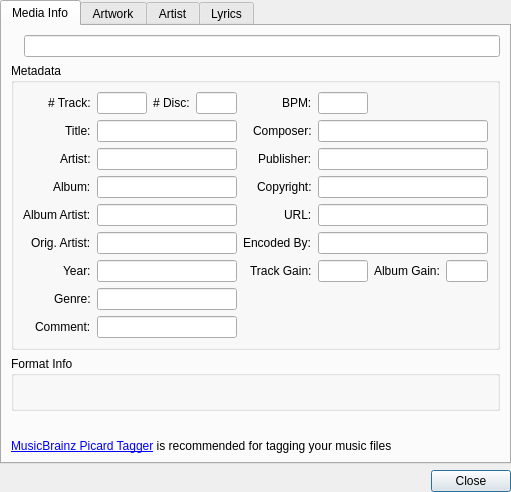
The window that libs/mediainfowindow/MediaInfoWindow.ui (tkrotoff/QuarkPlayer) describes before a commit, drawn with Qt 5.
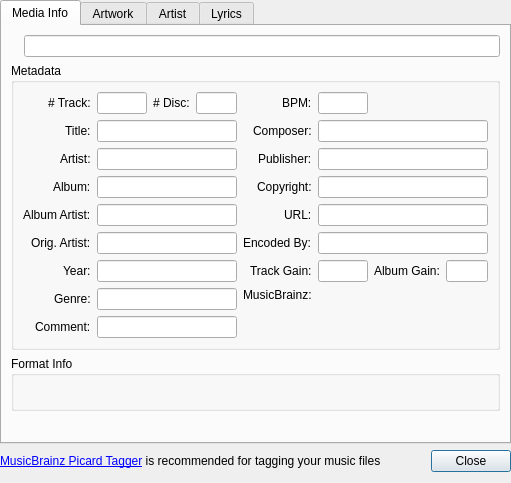
The same window after the commit. Custom widgets are drawn as their Qt base class.

Commit message: FileBrowserTreeView: doubleClicked opens the directory instead of adding it to the current playlist MediaInfoFetcher: add MusicBrainz tags support

Patch:
```diff
--- a/libs/mediainfowindow/MediaInfoWindow.ui
+++ b/libs/mediainfowindow/MediaInfoWindow.ui
@@ -6,17 +6,23 @@
     <x>0</x>
     <y>0</y>
     <width>511</width>
-    <height>476</height>
+    <height>459</height>
    </rect>
   </property>
   <property name="windowTitle" >
    <string>Media Info</string>
   </property>
   <layout class="QGridLayout" name="gridLayout_3" >
-   <property name="margin" >
+   <property name="leftMargin" >
     <number>0</number>
    </property>
-   <item row="0" column="0" >
+   <property name="topMargin" >
+    <number>0</number>
+   </property>
+   <property name="rightMargin" >
+    <number>0</number>
+   </property>
+   <item row="0" column="0" colspan="2" >
     <widget class="QTabWidget" name="tabWidget" >
      <property name="currentIndex" >
       <number>0</number>
@@ -393,6 +399,26 @@
               </item>
              </layout>
             </item>
+            <item row="7" column="0" >
+             <widget class="QLabel" name="musicBrainzLabel" >
+              <property name="text" >
+               <string>MusicBrainz:</string>
+              </property>
+              <property name="openExternalLinks" >
+               <bool>true</bool>
+              </property>
+             </widget>
+            </item>
+            <item row="7" column="1" >
+             <widget class="QLabel" name="musicBrainzLinkLabel" >
+              <property name="text" >
+               <string/>
+              </property>
+              <property name="openExternalLinks" >
+               <bool>true</bool>
+              </property>
+             </widget>
+            </item>
            </layout>
           </item>
          </layout>
@@ -423,35 +449,6 @@
        <item row="3" column="0" >
         <widget class="QLabel" name="moreInfoLabel" />
        </item>
-       <item row="4" column="0" >
-        <spacer name="verticalSpacer" >
-         <property name="orientation" >
-          <enum>Qt::Vertical</enum>
-         </property>
-         <property name="sizeHint" stdset="0" >
-          <size>
-           <width>20</width>
-           <height>0</height>
-          </size>
-         </property>
-        </spacer>
-       </item>
-       <item row="5" column="0" >
-        <widget class="QLabel" name="picardTaggerLinkLabel" >
-         <property name="sizePolicy" >
-          <sizepolicy vsizetype="Fixed" hsizetype="Preferred" >
-           <horstretch>0</horstretch>
-           <verstretch>0</verstretch>
-          </sizepolicy>
-         </property>
-         <property name="text" >
-          <string>&lt;a href="http://musicbrainz.org/doc/PicardDownload">MusicBrainz Picard Tagger&lt;/a> is recommended for tagging your music files</string>
-         </property>
-         <property name="openExternalLinks" >
-          <bool>true</bool>
-         </property>
-        </widget>
-       </item>
       </layout>
      </widget>
      <widget class="QWidget" name="artworkTab" >
@@ -527,6 +524,22 @@
     </widget>
    </item>
    <item row="1" column="0" >
+    <widget class="QLabel" name="picardTaggerLinkLabel" >
+     <property name="sizePolicy" >
+      <sizepolicy vsizetype="Fixed" hsizetype="Preferred" >
+       <horstretch>0</horstretch>
+       <verstretch>0</verstretch>
+      </sizepolicy>
+     </property>
+     <property name="text" >
+      <string>&lt;a href="http://musicbrainz.org/doc/PicardDownload">MusicBrainz Picard Tagger&lt;/a> is recommended for tagging your music files</string>
+     </property>
+     <property name="openExternalLinks" >
+      <bool>true</bool>
+     </property>
+    </widget>
+   </item>
+   <item row="1" column="1" >
     <widget class="QDialogButtonBox" name="buttonBox" >
      <property name="standardButtons" >
       <set>QDialogButtonBox::Close</set>
```
Left out of the diff: 2 changed lines with no effect on the pictures. The commit also changes 5 other files.
